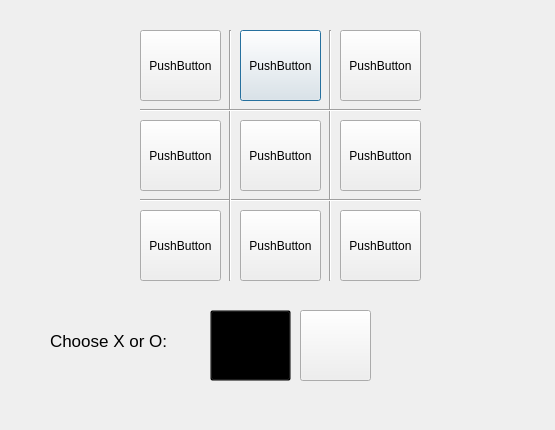
NoahMcKearney/Software-Team-Project, file GamesApp/tic_tac_toe.ui: the form before one commit.
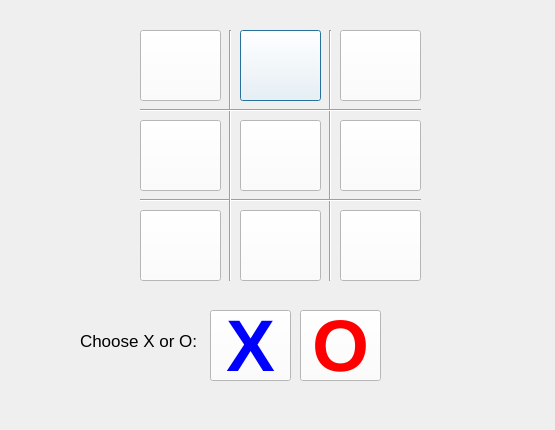
The form after the commit. Icons and pictures are not drawn.

```diff
--- a/GamesApp/tic_tac_toe.ui
+++ b/GamesApp/tic_tac_toe.ui
@@ -29,7 +29,7 @@
   <widget class="QLabel" name="label">
    <property name="geometry">
     <rect>
-     <x>50</x>
+     <x>80</x>
      <y>330</y>
      <width>161</width>
      <height>21</height>
@@ -53,8 +53,21 @@
      <height>71</height>
     </rect>
    </property>
+   <property name="styleSheet">
+    <string notr="true">background-color: rgb(255, 255, 255);
+</string>
+   </property>
    <property name="text">
-    <string>PushButton</string>
+    <string/>
+   </property>
+   <property name="checkable">
+    <bool>true</bool>
+   </property>
+   <property name="autoDefault">
+    <bool>true</bool>
+   </property>
+   <property name="flat">
+    <bool>false</bool>
    </property>
   </widget>
   <widget class="QPushButton" name="XChoicepushbutton">
@@ -66,15 +79,23 @@
      <height>71</height>
     </rect>
    </property>
+   <property name="font">
+    <font>
+     <family>Tahoma</family>
+     <pointsize>55</pointsize>
+     <weight>75</weight>
+     <bold>true</bold>
+    </font>
+   </property>
    <property name="autoFillBackground">
     <bool>false</bool>
    </property>
    <property name="styleSheet">
-    <string notr="true">background: transparent;</string>
+    <string notr="true">background-color: rgb(255, 255, 255);
+color: Blue;</string>
    </property>
-   <property name="icon">
-    <iconset resource="ResourceTic_Tac_toe.qrc">
-     <normaloff>:/new/prefix1/X.jpg</normaloff>:/new/prefix1/X.jpg</iconset>
+   <property name="text">
+    <string>X</string>
    </property>
    <property name="iconSize">
     <size>
@@ -83,6 +104,12 @@
     </size>
    </property>
    <property name="checkable">
+    <bool>true</bool>
+   </property>
+   <property name="autoDefault">
+    <bool>true</bool>
+   </property>
+   <property name="flat">
     <bool>false</bool>
    </property>
   </widget>
@@ -95,8 +122,21 @@
      <height>71</height>
     </rect>
    </property>
+   <property name="styleSheet">
+    <string notr="true">background-color: rgb(255, 255, 255);
+</string>
+   </property>
    <property name="text">
-    <string>PushButton</string>
+    <string/>
+   </property>
+   <property name="checkable">
+    <bool>true</bool>
+   </property>
+   <property name="autoDefault">
+    <bool>true</bool>
+   </property>
+   <property name="flat">
+    <bool>false</bool>
    </property>
   </widget>
   <widget class="QPushButton" name="FourthpushButton">
@@ -108,8 +148,21 @@
      <height>71</height>
     </rect>
    </property>
+   <property name="styleSheet">
+    <string notr="true">background-color: rgb(255, 255, 255);
+</string>
+   </property>
    <property name="text">
-    <string>PushButton</string>
+    <string/>
+   </property>
+   <property name="checkable">
+    <bool>true</bool>
+   </property>
+   <property name="autoDefault">
+    <bool>true</bool>
+   </property>
+   <property name="flat">
+    <bool>false</bool>
    </property>
   </widget>
   <widget class="QPushButton" name="NinthpushButton">
@@ -121,8 +174,22 @@
      <height>71</height>
     </rect>
    </property>
+   <property name="styleSheet">
+    <string notr="true">background-color: rgb(255, 255, 255);
+
+</string>
+   </property>
    <property name="text">
-    <string>PushButton</string>
+    <string/>
+   </property>
+   <property name="checkable">
+    <bool>true</bool>
+   </property>
+   <property name="autoDefault">
+    <bool>true</bool>
+   </property>
+   <property name="flat">
+    <bool>false</bool>
    </property>
   </widget>
   <widget class="Line" name="line_5">
@@ -156,19 +223,24 @@
     <rect>
      <x>300</x>
      <y>310</y>
-     <width>71</width>
+     <width>81</width>
      <height>71</height>
     </rect>
    </property>
+   <property name="font">
+    <font>
+     <family>Tahoma</family>
+     <pointsize>55</pointsize>
+     <weight>75</weight>
+     <bold>true</bold>
+    </font>
+   </property>
    <property name="styleSheet">
-    <string notr="true"/>
+    <string notr="true">background-color: rgb(255, 255, 255);
+color: Red;</string>
    </property>
    <property name="text">
-    <string/>
-   </property>
-   <property name="icon">
-    <iconset resource="ResourceTic_Tac_toe.qrc">
-     <normaloff>:/new/prefix1/O.jpg</normaloff>:/new/prefix1/O.jpg</iconset>
+    <string>O</string>
    </property>
    <property name="iconSize">
     <size>
@@ -176,6 +248,15 @@
      <height>70</height>
     </size>
    </property>
+   <property name="checkable">
+    <bool>true</bool>
+   </property>
+   <property name="autoDefault">
+    <bool>true</bool>
+   </property>
+   <property name="flat">
+    <bool>false</bool>
+   </property>
   </widget>
   <widget class="QPushButton" name="FirstpushButton">
    <property name="geometry">
@@ -186,8 +267,21 @@
      <height>71</height>
     </rect>
    </property>
+   <property name="styleSheet">
+    <string notr="true">background-color: rgb(255, 255, 255);
+</string>
+   </property>
    <property name="text">
-    <string>PushButton</string>
+    <string/>
+   </property>
+   <property name="checkable">
+    <bool>true</bool>
+   </property>
+   <property name="autoDefault">
+    <bool>true</bool>
+   </property>
+   <property name="flat">
+    <bool>false</bool>
    </property>
   </widget>
   <widget class="QPushButton" name="SeventhpushButton">
@@ -199,8 +293,21 @@
      <height>71</height>
     </rect>
    </property>
+   <property name="styleSheet">
+    <string notr="true">background-color: rgb(255, 255, 255);
+</string>
+   </property>
    <property name="text">
-    <string>PushButton</string>
+    <string/>
+   </property>
+   <property name="checkable">
+    <bool>true</bool>
+   </property>
+   <property name="autoDefault">
+    <bool>true</bool>
+   </property>
+   <property name="flat">
+    <bool>false</bool>
    </property>
   </widget>
   <widget class="QPushButton" name="FifthpushButton">
@@ -212,8 +319,21 @@
      <height>71</height>
     </rect>
    </property>
+   <property name="styleSheet">
+    <string notr="true">background-color: rgb(255, 255, 255);
+</string>
+   </property>
    <property name="text">
-    <string>PushButton</string>
+    <string/>
+   </property>
+   <property name="checkable">
+    <bool>true</bool>
+   </property>
+   <property name="autoDefault">
+    <bool>true</bool>
+   </property>
+   <property name="flat">
+    <bool>false</bool>
    </property>
   </widget>
   <widget class="Line" name="line_4">
@@ -238,8 +358,21 @@
      <height>71</height>
     </rect>
    </property>
+   <property name="styleSheet">
+    <string notr="true">background-color: rgb(255, 255, 255);
+</string>
+   </property>
    <property name="text">
-    <string>PushButton</string>
+    <string/>
+   </property>
+   <property name="checkable">
+    <bool>true</bool>
+   </property>
+   <property name="autoDefault">
+    <bool>true</bool>
+   </property>
+   <property name="flat">
+    <bool>false</bool>
    </property>
   </widget>
   <widget class="QPushButton" name="SixthpushButton">
@@ -251,8 +384,21 @@
      <height>71</height>
     </rect>
    </property>
+   <property name="styleSheet">
+    <string notr="true">background-color: rgb(255, 255, 255);
+</string>
+   </property>
    <property name="text">
-    <string>PushButton</string>
+    <string/>
+   </property>
+   <property name="checkable">
+    <bool>true</bool>
+   </property>
+   <property name="autoDefault">
+    <bool>true</bool>
+   </property>
+   <property name="flat">
+    <bool>false</bool>
    </property>
   </widget>
  </widget>
```
Left out of the diff: 12 changed lines with no effect on the pictures.
